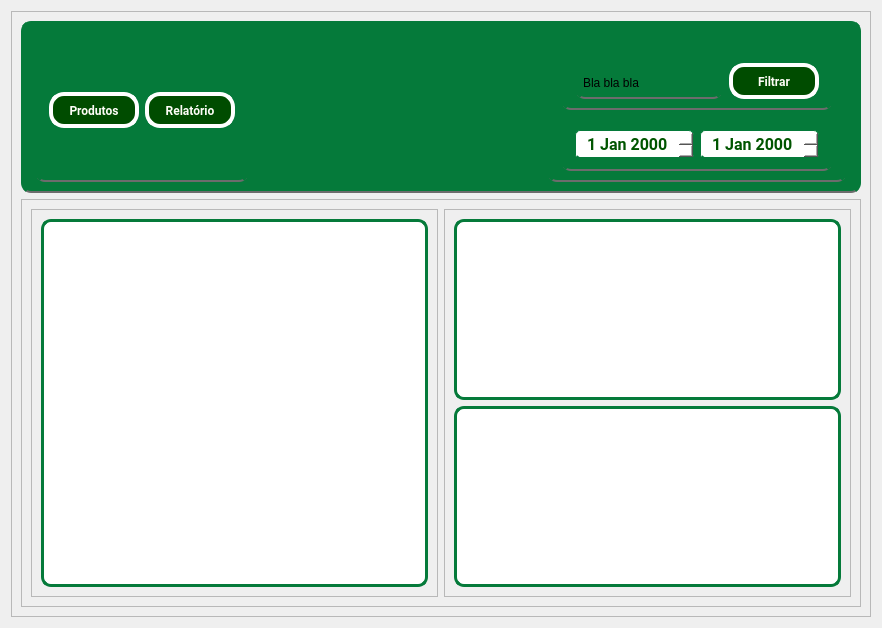
First picture: the form in PATP/asset_ctrl/templates/interfaces/patr_view.ui, repository eduardogm22/controle_patrimonio, before the edit.
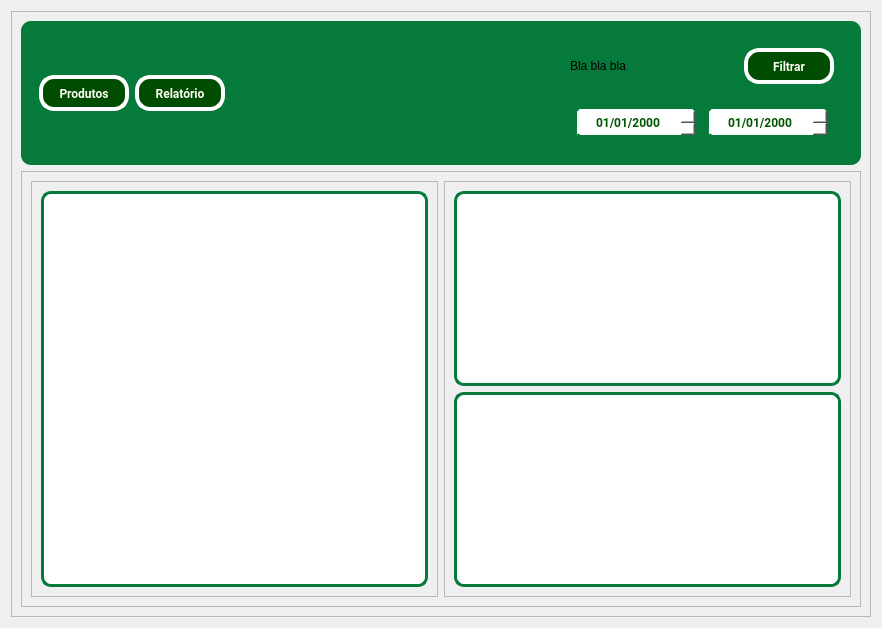
Second picture: the form after the edit.

The edit to the form file:
```diff
--- a/PATP/asset_ctrl/templates/interfaces/patr_view.ui
+++ b/PATP/asset_ctrl/templates/interfaces/patr_view.ui
@@ -30,7 +30,8 @@
 10px;
 border:5px solid #057A3A;
 background-color: #057A3A;
-border-bottom: 2px solid rgb(108, 108, 108);</string>
+border-bottom: 2px solid rgb(108, 108, 108);
+border:none;</string>
         </property>
         <property name="frameShape">
          <enum>QFrame::StyledPanel</enum>
@@ -41,6 +42,9 @@
         <layout class="QHBoxLayout" name="horizontalLayout_2">
          <item alignment="Qt::AlignLeft">
           <widget class="QFrame" name="frame_4">
+           <property name="styleSheet">
+            <string notr="true">border:none;</string>
+           </property>
            <property name="frameShape">
             <enum>QFrame::StyledPanel</enum>
            </property>
@@ -159,6 +163,9 @@
              <height>16777215</height>
             </size>
            </property>
+           <property name="styleSheet">
+            <string notr="true">border:none;</string>
+           </property>
            <property name="frameShape">
             <enum>QFrame::StyledPanel</enum>
            </property>
@@ -168,6 +175,9 @@
            <layout class="QVBoxLayout" name="verticalLayout_3">
             <item>
              <widget class="QFrame" name="frame_9">
+              <property name="styleSheet">
+               <string notr="true">border:none;</string>
+              </property>
               <property name="frameShape">
                <enum>QFrame::StyledPanel</enum>
               </property>
@@ -234,6 +244,9 @@
             </item>
             <item>
              <widget class="QFrame" name="frame_8">
+              <property name="styleSheet">
+               <string notr="true">border:none;</string>
+              </property>
               <property name="frameShape">
                <enum>QFrame::StyledPanel</enum>
               </property>
@@ -258,7 +271,7 @@
                  <property name="font">
                   <font>
                    <family>Roboto</family>
-                   <pointsize>12</pointsize>
+                   <pointsize>9</pointsize>
                    <weight>75</weight>
                    <bold>true</bold>
                   </font>
@@ -283,6 +296,9 @@
                  <property name="alignment">
                   <set>Qt::AlignCenter</set>
                  </property>
+                 <property name="displayFormat">
+                  <string>dd/MM/yyyy</string>
+                 </property>
                 </widget>
                </item>
                <item>
@@ -302,7 +318,7 @@
                  <property name="font">
                   <font>
                    <family>Roboto</family>
-                   <pointsize>12</pointsize>
+                   <pointsize>9</pointsize>
                    <weight>75</weight>
                    <bold>true</bold>
                   </font>
@@ -328,6 +344,9 @@
                  <property name="alignment">
                   <set>Qt::AlignCenter</set>
                  </property>
+                 <property name="displayFormat">
+                  <string>dd/MM/yyyy</string>
+                 </property>
                 </widget>
                </item>
               </layout>
```
Left out of the diff: 2 changed lines with no effect on the pictures.
